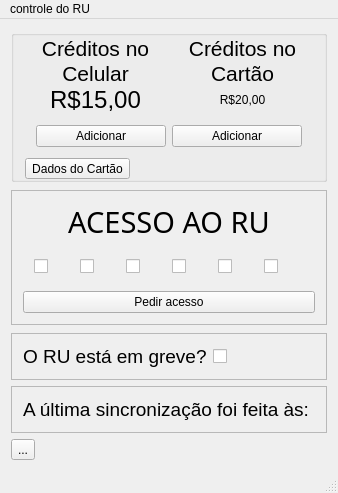
First picture: the form in Android/AplicativoVersaoFinal/secondwindow.ui, repository itsGiuu/slash_n, before the edit.
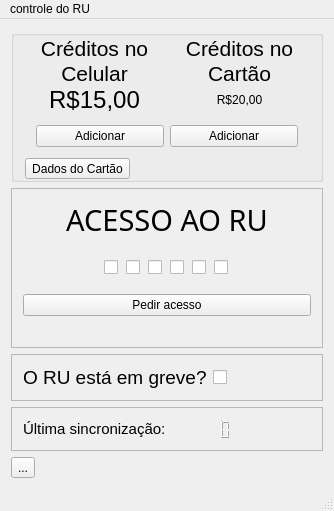
Second picture: the form after the edit.

What changed in the file:
```diff
--- a/Android/AplicativoVersaoFinal/secondwindow.ui
+++ b/Android/AplicativoVersaoFinal/secondwindow.ui
@@ -7,7 +7,7 @@
     <x>0</x>
     <y>0</y>
     <width>334</width>
-    <height>493</height>
+    <height>498</height>
    </rect>
   </property>
   <property name="windowTitle">
@@ -486,80 +486,62 @@
         <widget class="QWidget" name="widget_9" native="true">
          <layout class="QHBoxLayout" name="horizontalLayout_7">
           <item>
-           <widget class="QCheckBox" name="checkBox_3">
-            <property name="sizePolicy">
-             <sizepolicy hsizetype="Expanding" vsizetype="Expanding">
-              <horstretch>0</horstretch>
-              <verstretch>0</verstretch>
-             </sizepolicy>
+           <spacer name="horizontalSpacer_3">
+            <property name="orientation">
+             <enum>Qt::Horizontal</enum>
             </property>
-            <property name="text">
-             <string/>
-            </property>
-            <property name="iconSize">
+            <property name="sizeHint" stdset="0">
              <size>
-              <width>25</width>
-              <height>25</height>
+              <width>40</width>
+              <height>20</height>
              </size>
             </property>
-           </widget>
+           </spacer>
           </item>
           <item>
            <widget class="QCheckBox" name="checkBox_2">
             <property name="sizePolicy">
-             <sizepolicy hsizetype="Expanding" vsizetype="Expanding">
+             <sizepolicy hsizetype="Minimum" vsizetype="Fixed">
               <horstretch>0</horstretch>
               <verstretch>0</verstretch>
              </sizepolicy>
             </property>
-            <property name="text">
-             <string/>
-            </property>
-            <property name="iconSize">
+            <property name="minimumSize">
              <size>
-              <width>25</width>
-              <height>25</height>
+              <width>16</width>
+              <height>16</height>
              </size>
             </property>
+            <property name="text">
+             <string/>
+            </property>
            </widget>
           </item>
           <item>
-           <widget class="QCheckBox" name="checkBox_6">
-            <property name="sizePolicy">
-             <sizepolicy hsizetype="Expanding" vsizetype="Expanding">
-              <horstretch>0</horstretch>
-              <verstretch>0</verstretch>
-             </sizepolicy>
-            </property>
+           <widget class="QCheckBox" name="LED4">
             <property name="minimumSize">
              <size>
-              <width>0</width>
-              <height>0</height>
+              <width>16</width>
+              <height>16</height>
              </size>
             </property>
             <property name="text">
              <string/>
             </property>
-            <property name="iconSize">
-             <size>
-              <width>25</width>
-              <height>25</height>
-             </size>
-            </property>
            </widget>
           </item>
           <item>
            <widget class="QCheckBox" name="checkBox_4">
             <property name="sizePolicy">
-             <sizepolicy hsizetype="Expanding" vsizetype="Expanding">
+             <sizepolicy hsizetype="Minimum" vsizetype="Fixed">
               <horstretch>0</horstretch>
               <verstretch>0</verstretch>
              </sizepolicy>
             </property>
-            <property name="sizeIncrement">
+            <property name="minimumSize">
              <size>
-              <width>0</width>
-              <height>0</height>
+              <width>16</width>
+              <height>16</height>
              </size>
             </property>
             <property name="baseSize">
@@ -571,51 +553,59 @@
             <property name="text">
              <string/>
             </property>
-            <property name="iconSize">
-             <size>
-              <width>25</width>
-              <height>25</height>
-             </size>
-            </property>
            </widget>
           </item>
           <item>
-           <widget class="QCheckBox" name="checkBox_7">
-            <property name="sizePolicy">
-             <sizepolicy hsizetype="Expanding" vsizetype="Expanding">
-              <horstretch>0</horstretch>
-              <verstretch>0</verstretch>
-             </sizepolicy>
+           <widget class="QCheckBox" name="LED2">
+            <property name="minimumSize">
+             <size>
+              <width>16</width>
+              <height>16</height>
+             </size>
             </property>
             <property name="text">
              <string/>
             </property>
-            <property name="iconSize">
+           </widget>
+          </item>
+          <item>
+           <widget class="QCheckBox" name="LED1">
+            <property name="minimumSize">
              <size>
-              <width>25</width>
-              <height>25</height>
+              <width>16</width>
+              <height>16</height>
              </size>
             </property>
+            <property name="text">
+             <string/>
+            </property>
            </widget>
           </item>
           <item>
-           <widget class="QCheckBox" name="checkBox_5">
-            <property name="sizePolicy">
-             <sizepolicy hsizetype="Expanding" vsizetype="Expanding">
-              <horstretch>0</horstretch>
-              <verstretch>0</verstretch>
-             </sizepolicy>
+           <widget class="QCheckBox" name="LED0">
+            <property name="minimumSize">
+             <size>
+              <width>16</width>
+              <height>16</height>
+             </size>
             </property>
             <property name="text">
              <string/>
             </property>
-            <property name="iconSize">
+           </widget>
+          </item>
+          <item>
+           <spacer name="horizontalSpacer_4">
+            <property name="orientation">
+             <enum>Qt::Horizontal</enum>
+            </property>
+            <property name="sizeHint" stdset="0">
              <size>
-              <width>25</width>
-              <height>25</height>
+              <width>40</width>
+              <height>20</height>
              </size>
             </property>
-           </widget>
+           </spacer>
           </item>
          </layout>
         </widget>
@@ -627,6 +617,13 @@
          </property>
         </widget>
        </item>
+       <item>
+        <widget class="QLabel" name="warningLabelRU">
+         <property name="text">
+          <string/>
+         </property>
+        </widget>
+       </item>
       </layout>
       <zorder>widget_9</zorder>
       <zorder>pushButton_3</zorder>
@@ -709,11 +706,11 @@
         <widget class="QLabel" name="label_9">
          <property name="font">
           <font>
-           <pointsize>14</pointsize>
+           <pointsize>11</pointsize>
           </font>
          </property>
          <property name="text">
-          <string>A última sincronização foi feita às:</string>
+          <string>Última sincronização:</string>
          </property>
         </widget>
        </item>
```
Left out of the diff: 15 changed lines with no effect on the pictures.
